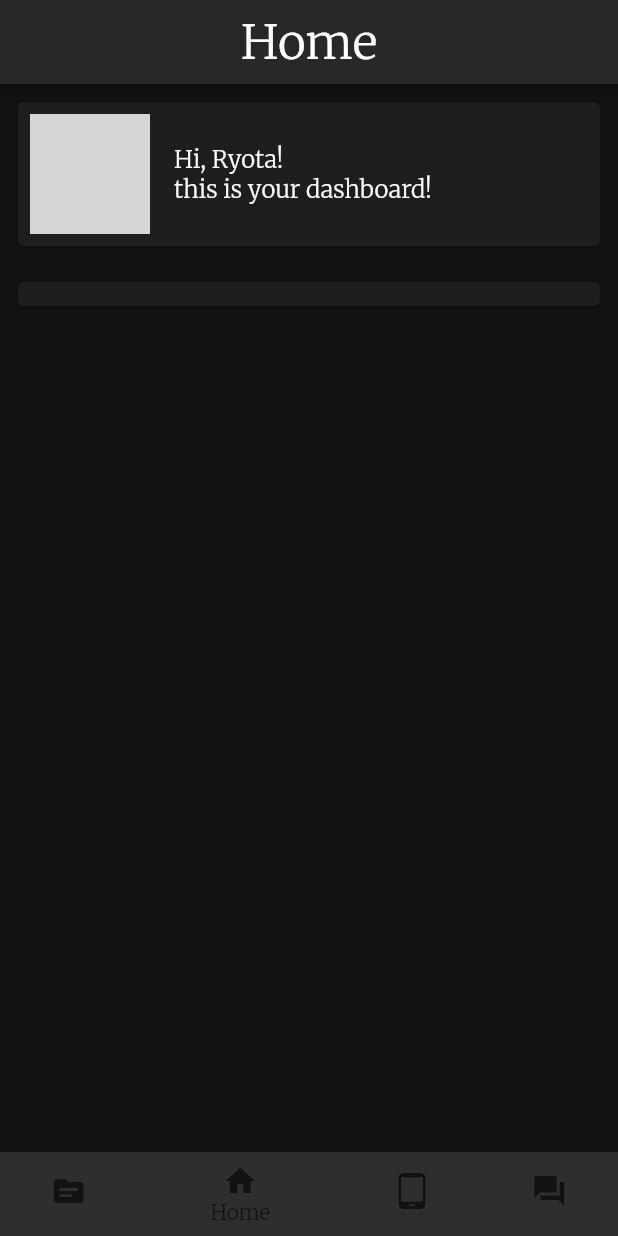
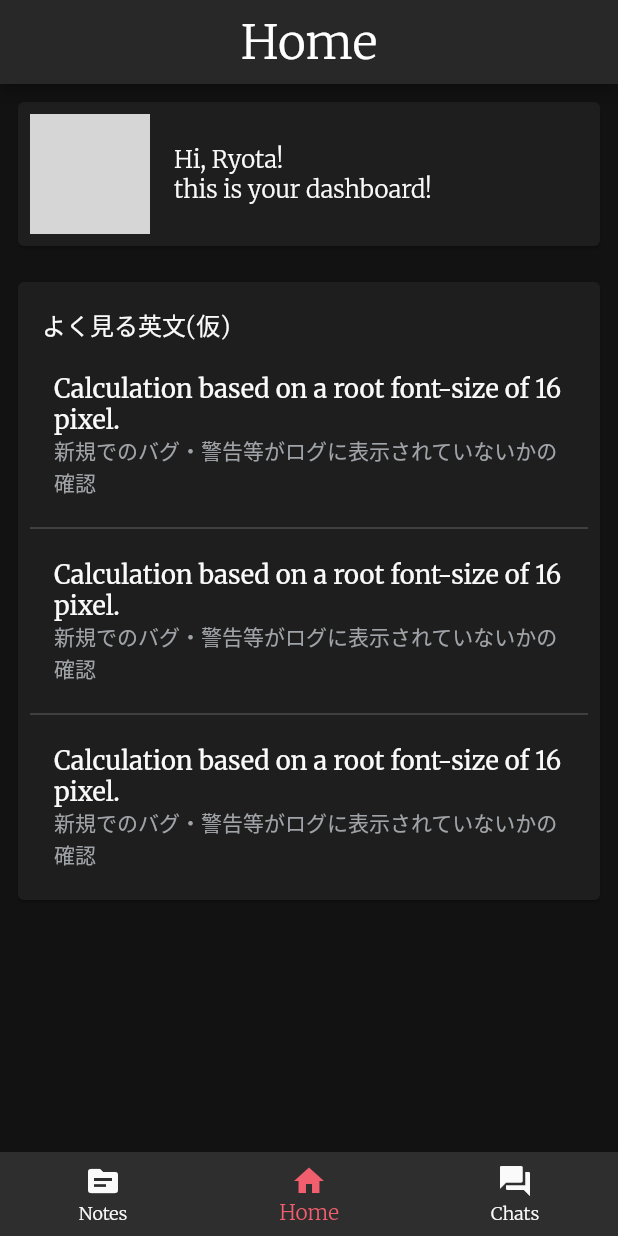
Before and after one commit to mine2424/notes_on_english_literature, a Flutter app: the screen it shows after launch, on a phone screen of 412 x 824 dp. Run offline on Flutter 3.47's test engine with Material 2 defaults, Android fonts, the phone set to English and light mode, and no system bars; our stand-ins replace firebase_core, flutter_hooks, google_fonts, hooks_riverpod, state_notifier; accounts and stored records are empty; generated files the repository leaves out were written again; network calls fail; grey boxes are pictures that could not be loaded.

Commit message:
fix: REFACTOR

```diff
--- a/lib/pages/common/theme.dart
+++ b/lib/pages/common/theme.dart
@@ -2,10 +2,12 @@ import 'package:flutter/material.dart';
 
 import 'package:google_fonts/google_fonts.dart';
 
-// 全般的に用いられる色
 const _lightColor = Color(0xFFfafafa);
 const _darkColor = Color(0xFF262A2D);
+
+// 全般的に用いられる色
 const _secondaryColor = Color(0xFFf15e6e);
+const _grayColor = Color(0xFFA0A4A8);
 
 class AppTheme {
   static ThemeData get light {
@@ -35,6 +37,9 @@ class AppTheme {
       textTheme: _textTheme(colorScheme),
     );
 
+    final _contraryColor =
+        (colorScheme.primary == _darkColor) ? _lightColor : _darkColor;
+
     return baseData.copyWith(
       appBarTheme: const AppBarTheme(centerTitle: true),
       backgroundColor: colorScheme.primary,
@@ -52,6 +57,10 @@ class AppTheme {
           textStyle: const TextStyle(color: _lightColor),
           backgroundColor: colorScheme.secondary,
         ),
+      ),
+      bottomNavigationBarTheme: BottomNavigationBarThemeData(
+        unselectedItemColor: _contraryColor,
+        selectedItemColor: _secondaryColor,
       ),
     );
   }
@@ -88,29 +97,11 @@ class AppTheme {
               fontWeight: FontWeight.w300,
             ),
             caption: TextStyle(
-              fontSize: 12,
+              color: _grayColor,
+              fontSize: 14,
               fontWeight: FontWeight.w300,
             ),
           ),
         );
   }
 }
-
-extension ThemeExtension on BuildContext {
-  ThemeData get theme => Theme.of(this);
-  Color get primaryColor => theme.colorScheme.primary;
-  Color get secondaryColor => theme.colorScheme.secondary;
-  TextStyle get bodyText1 => theme.textTheme.bodyText1!;
-  TextStyle get bodyText2 => theme.textTheme.bodyText2!;
-  TextStyle get headline1 => theme.textTheme.headline1!;
-  TextStyle get headline2 => theme.textTheme.headline2!;
-  TextStyle get headline3 => theme.textTheme.headline3!;
-  TextStyle get headline4 => theme.textTheme.headline4!;
-  TextStyle get headline5 => theme.textTheme.headline5!;
-  TextStyle get headline6 => theme.textTheme.headline6!;
-  TextStyle get subtitle1 => theme.textTheme.subtitle1!;
-  TextStyle get subtitle2 => theme.textTheme.subtitle2!;
-  TextStyle get caption => theme.textTheme.caption!;
-  TextStyle get overline => theme.textTheme.overline!;
-  TextStyle get button => theme.textTheme.button!;
-}
--- a/lib/pages/initial_page.dart
+++ b/lib/pages/initial_page.dart
@@ -1,6 +1,7 @@
 import 'package:flutter/material.dart';
 import 'package:notes_on_english_literature/pages/home/home_page.dart';
-import 'package:notes_on_english_literature/pages/notes/notes_list_page.dart';
+import 'package:notes_on_english_literature/pages/notes/book_list/book_list_page.dart';
+import 'package:notes_on_english_literature/pages/notes/book/create_sentence_page.dart';
 
 class InitialPage extends StatefulWidget {
   @override
@@ -9,10 +10,10 @@ class InitialPage extends StatefulWidget {
 
 class _InitialPageState extends State<InitialPage> {
   final List<Widget> _children = [
-    const NotesBookPage(),
+    const BookBookPage(),
     const HomePage(),
     const SizedBox(),
-    const SizedBox(),
+    // const SizedBox(),
   ];
 
   final bottomBarItems = const [
@@ -20,7 +21,7 @@ class _InitialPageState extends State<InitialPage> {
       icon: Icon(
         Icons.source,
       ),
-      label: 'notes',
+      label: 'Notes',
     ),
     BottomNavigationBarItem(
       icon: Icon(
@@ -30,16 +31,14 @@ class _InitialPageState extends State<InitialPage> {
     ),
     BottomNavigationBarItem(
       icon: Icon(
-        Icons.tablet_android,
-      ),
-      label: 'Messages',
-    ),
-    BottomNavigationBarItem(
-      icon: Icon(
         Icons.question_answer,
       ),
-      label: 'Q&A',
+      label: 'Chats',
     ),
+    // BottomNavigationBarItem(
+    //   icon: Icon(Icons.phone_outlined),
+    //   label: 'Q&A',
+    // ),
   ];
 
   int _currentIndex = 1;
@@ -55,6 +54,18 @@ class _InitialPageState extends State<InitialPage> {
     return Scaffold(
       appBar: AppBar(
         title: Text(bottomBarItems[_currentIndex].label!),
+        actions: (_currentIndex == 0)
+            ? [
+                IconButton(
+                  icon: const Icon(Icons.add),
+                  onPressed: () => Navigator.of(context).push<void>(
+                    MaterialPageRoute(
+                      builder: (_) => CreateSentencePage(),
+                    ),
+                  ),
+                ),
+              ]
+            : null,
       ),
       body: _children[_currentIndex],
       bottomNavigationBar: BottomNavigationBar(
--- a/lib/pages/notes/note_page.dart
+++ b/lib/pages/notes/book/note_page.dart
@@ -2,6 +2,7 @@ import 'package:flutter/material.dart';
 import 'package:notes_on_english_literature/pages/notes/widgets/sentence_card.dart';
 
 class NotePage extends StatelessWidget {
+  const NotePage();
   @override
   Widget build(BuildContext context) {
     return Scaffold(
--- a/lib/pages/notes/notes_list_page.dart
+++ b/lib/pages/notes/book_list/book_list_page.dart
@@ -2,8 +2,8 @@ import 'package:flutter/material.dart';
 
 import 'package:notes_on_english_literature/pages/notes/widgets/book_card.dart';
 
-class NotesBookPage extends StatelessWidget {
-  const NotesBookPage();
+class BookBookPage extends StatelessWidget {
+  const BookBookPage();
 
   @override
   Widget build(BuildContext context) {
--- a/lib/pages/notes/widgets/sentence_card.dart
+++ b/lib/pages/notes/widgets/sentence_card.dart
@@ -1,5 +1,5 @@
 import 'package:flutter/material.dart';
-import 'package:notes_on_english_literature/pages/notes/sentence_page.dart';
+import 'package:notes_on_english_literature/pages/notes/book/sentence_page.dart';
 import 'package:notes_on_english_literature/widgets/widgets.dart';
 
 class SentenceCard extends CardBase {
--- a/lib/widgets/card/my_notes_card.dart
+++ b/lib/widgets/card/my_notes_card.dart
@@ -6,6 +6,34 @@ class MyNotesCard extends CardBase {
 
   @override
   Widget child(BuildContext context) {
-    return Container();
+    return Column(
+      crossAxisAlignment: CrossAxisAlignment.start,
+      children: [
+        const Padding(
+          padding: EdgeInsets.all(8.0),
+          child: Text('よく見る英文(仮)'),
+        ),
+        ListView.separated(
+          itemCount: 3,
+          shrinkWrap: true,
+          separatorBuilder: (context, index) =>
+              Divider(color: Colors.grey[700]),
+          itemBuilder: (context, index) {
+            return Padding(
+              padding: const EdgeInsets.symmetric(vertical: 8),
+              child: ListTile(
+                title: Text(
+                  'Calculation based on a root font-size of 16 pixel.',
+                ),
+                subtitle: Text(
+                  '新規でのバグ・警告等がログに表示されていないかの確認',
+                  style: Theme.of(context).textTheme.caption,
+                ),
+              ),
+            );
+          },
+        ),
+      ],
+    );
   }
 }
--- a/lib/widgets/widgets.dart
+++ b/lib/widgets/widgets.dart
@@ -1,3 +1,4 @@
 export './card/card_base.dart';
 export './card/my_notes_card.dart';
 export './card/my_profile_card.dart';
+export './form/accent_form.dart';
```
Also changed, not shown: lib/common/helpers/struction_highlight.dart (+3 -52 lines), lib/pages/notes/book/create_sentence_page.dart (added, +52 -0 lines), lib/pages/notes/book/sentence_page.dart (added, +70 -0 lines), lib/pages/notes/sentence_page.dart (deleted, +0 -64 lines), lib/pages/notes/widgets/book_card.dart (+7 -8 lines), lib/pages/notes/widgets/struction_card.dart (+56 -2 lines).
